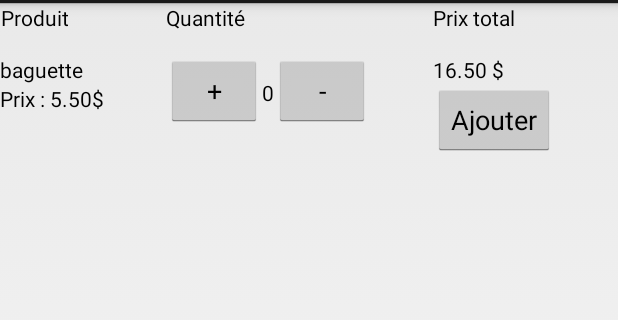
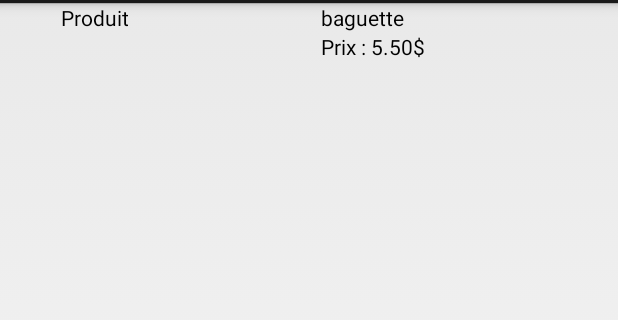
Before and after one commit to WhereRUBeen/ProjetAndroid-save, an Android app: the layout boutique_view.xml on its own in the app's theme, with its tools: preview values and no code run, on a phone screen of 412 x 824 dp, the part 69-389 px from its top. Run offline under Robolectric (Android 15) with nearby library versions, the phone set to English and light mode, and no system bars.

Commit message:
BoutiqueActivity

```diff
--- a/app/src/main/res/layout/activity_boutique.xml
+++ b/app/src/main/res/layout/activity_boutique.xml
@@ -61,7 +61,7 @@
             android:layout_width="wrap_content"
             android:layout_height="wrap_content"
             android:layout_gravity="center"
-            android:text="Ma Commande" />
+            android:text="Mes Commandes" />
 
 
     </LinearLayout>
--- a/app/src/main/res/layout/boutique_view.xml
+++ b/app/src/main/res/layout/boutique_view.xml
@@ -17,13 +17,23 @@
             android:layout_height="wrap_content"
             android:text="Produit"
             android:textColor="@color/textColor"
-            android:gravity="center"/>
+            android:gravity="center"
+            android:layout_marginLeft="40dp"/>
 
         <ImageView
             android:id="@+id/boutiqueProduitImgView"
             android:layout_width="wrap_content"
             android:layout_height="wrap_content"
-            android:layout_marginTop="@dimen/marginTop"/>
+            android:layout_marginTop="@dimen/marginTop"
+            android:layout_marginLeft="40dp"/>
+
+
+    </LinearLayout>
+    <LinearLayout
+        android:layout_weight="1"
+        android:layout_width="wrap_content"
+        android:layout_height="wrap_content"
+        android:orientation="vertical">
 
         <TextView
             android:id="@+id/boutiqueProduitNomTxtView"
@@ -37,18 +47,6 @@
             android:layout_height="wrap_content"
             android:text="Prix : 5.50$"
             android:textColor="@color/textColor"/>
-    </LinearLayout>
-    <LinearLayout
-        android:layout_weight="1"
-        android:layout_width="wrap_content"
-        android:layout_height="wrap_content"
-        android:orientation="vertical">
-
-        <TextView
-            android:layout_width="wrap_content"
-            android:layout_height="wrap_content"
-            android:text="Quantité"
-            android:textColor="@color/textColor"/>
 
         <LinearLayout
             android:layout_marginTop="@dimen/marginTop"
@@ -56,57 +54,11 @@
             android:layout_height="wrap_content"
             android:orientation="horizontal">
 
-            <Button
-                android:id="@+id/bttnBoutiqueAjoutQuantiteProd"
-                android:layout_width="wrap_content"
-                android:layout_height="wrap_content"
-                android:text="+"
-                android:textColor="@color/textColor"/>
-            <TextView
-                android:id="@+id/textViewBoutiqueQuantiteProd"
-                android:layout_width="wrap_content"
-                android:layout_height="wrap_content"
-                android:text="0"
-                android:textColor="@color/textColor"/>
-            <Button
-                android:id="@+id/bttnBoutiqueSoustraitQuantiteProd"
-                android:layout_width="wrap_content"
-                android:layout_height="wrap_content"
-                android:text="-"
-                android:textColor="@color/textColor"/>
+
 
         </LinearLayout>
 
     </LinearLayout>
-    <LinearLayout
-        android:layout_weight="1"
-        android:layout_width="wrap_content"
-        android:layout_height="wrap_content"
-        android:orientation="vertical">
-
-        <TextView
-            android:layout_width="wrap_content"
-            android:layout_height="wrap_content"
-            android:text="Prix total"
-            android:textColor="@color/textColor"/>
-
-        <TextView
-            android:layout_marginTop="@dimen/marginTop"
-            android:id="@+id/textViewBoutiquePrixTotal"
-            android:layout_width="wrap_content"
-            android:layout_height="wrap_content"
-            android:text="16.50 $"
-            android:textColor="@color/textColor"/>
-
-        <Button
-            android:id="@+id/bttnBoutiqueAjouterProd"
-            android:layout_width="wrap_content"
-            android:layout_height="wrap_content"
-            android:text="Ajouter"/>
 
 
-
-
-    </LinearLayout>
-
 </LinearLayout>
```
Also changed, not shown: app/src/main/java/com/example/arsene/mamieclafoutisandroid/BoutiqueActivity.java (+38 -63 lines), app/src/main/java/com/example/arsene/mamieclafoutisandroid/adapters/BoutiqueAdapter.java (+0 -9 lines), app/src/main/res/layout/activity_produit.xml (+15 -8 lines).
